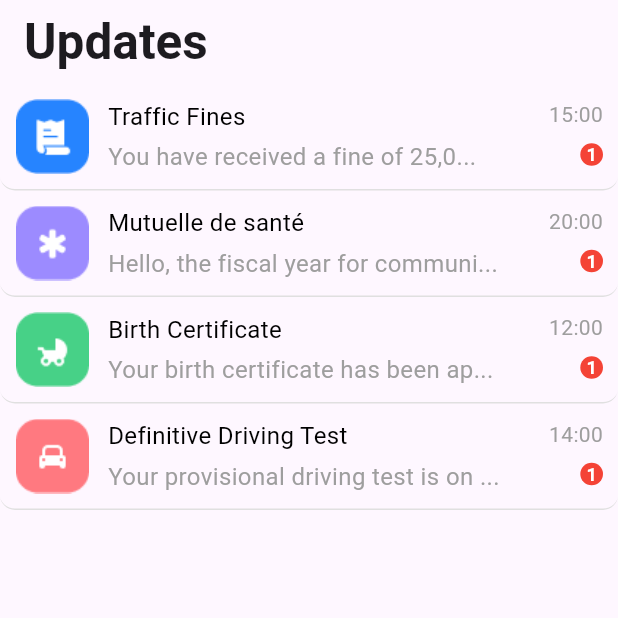
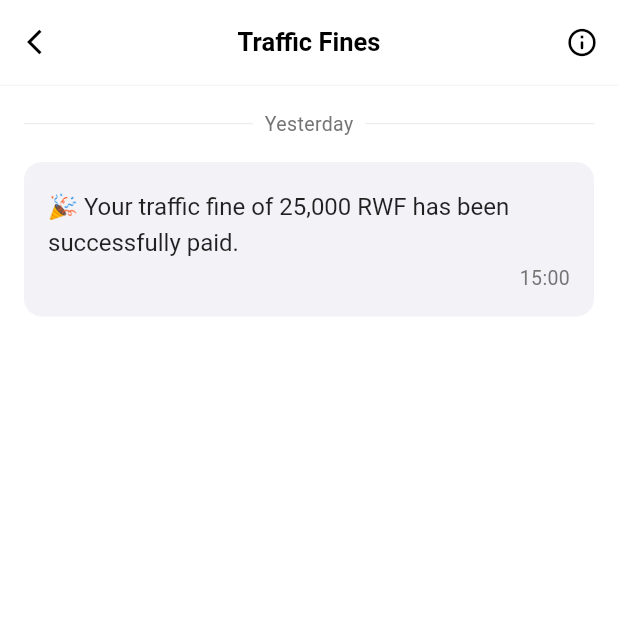
Before and after one commit to faid-terence/dynamic_form_builder_flutter, a Flutter app: the UpdatesPage screen opened directly, after a tap on "Traffic Fines", on a phone screen of 412 x 824 dp, the top half of it. Run offline on Flutter 3.47's test engine with Material 3 defaults, Android fonts, the light colour scheme and no system bars; our stand-ins replace font_awesome_flutter.

Commit message:
refactor: convert notification screen to reusable component
- Extract hardcoded values into configurable parameters
- Add emoji and info button callback support
- Implement component in updates page
- Maintain consistent styling and structure
- Improve code reusability and maintainability

This change allows the notification screen to be reused across
different notification types while keeping the UI consistent.

```diff
--- /dev/null
+++ b/lib/components/notification_render.dart
@@ -0,0 +1,145 @@
+import 'package:flutter/material.dart';
+
+class NotificationRender extends StatelessWidget {
+  final String title;
+  final String message;
+  final String time;
+  final String emoji;
+  final VoidCallback? onInfoPressed;
+
+  const NotificationRender({
+    super.key,
+    required this.title,
+    required this.message,
+    required this.time,
+    this.emoji = "🎉",
+    this.onInfoPressed,
+  });
+
+  @override
+  Widget build(BuildContext context) {
+    return Scaffold(
+      backgroundColor: Colors.white,
+      appBar: AppBar(
+        backgroundColor: Colors.white,
+        elevation: 0,
+        title: Text(
+          title,
+          style: const TextStyle(
+            fontSize: 17,
+            fontWeight: FontWeight.w600,
+            color: Colors.black,
+          ),
+        ),
+        centerTitle: true,
+        leading: IconButton(
+          icon: const Icon(Icons.arrow_back_ios, size: 20),
+          onPressed: () {
+            Navigator.pop(context);
+          },
+          color: Colors.black,
+        ),
+        actions: [
+          IconButton(
+            icon: const Icon(
+              Icons.info_outline_rounded,
+              size: 22,
+              color: Colors.black,
+            ),
+            onPressed: onInfoPressed,
+          ),
+        ],
+        bottom: PreferredSize(
+          preferredSize: const Size.fromHeight(1.0),
+          child: Container(
+            color: Colors.grey.shade200,
+            height: 0.5,
+          ),
+        ),
+      ),
+      body: Column(
+        children: [
+          const SizedBox(height: 16),
+          // Yesterday divider
+          Padding(
+            padding: const EdgeInsets.symmetric(horizontal: 16),
+            child: Row(
+              children: [
+                Expanded(
+                  child: Container(
+                    height: 0.5,
+                    color: Colors.grey.shade300,
+                  ),
+                ),
+                Padding(
+                  padding: const EdgeInsets.symmetric(horizontal: 8),
+                  child: Text(
+                    'Yesterday',
+                    style: TextStyle(
+                      color: Colors.grey.shade600,
+                      fontSize: 13,
+                      fontWeight: FontWeight.w400,
+                    ),
+                  ),
+                ),
+                Expanded(
+                  child: Container(
+                    height: 0.5,
+                    color: Colors.grey.shade300,
+                  ),
+                ),
+              ],
+            ),
+          ),
+          const SizedBox(height: 16),
+          // Message bubble
+          Padding(
+            padding: const EdgeInsets.symmetric(horizontal: 16),
+            child: Container(
+              width: double.infinity,
+              padding: const EdgeInsets.all(16),
+              decoration: BoxDecoration(
+                color: const Color(0xFFF2F2F7),
+                borderRadius: BorderRadius.circular(12),
+              ),
+              child: Column(
+                crossAxisAlignment: CrossAxisAlignment.start,
+                children: [
+                  RichText(
+                    text: TextSpan(
+                      children: [
+                        TextSpan(
+                          text: "$emoji ",
+                          style: const TextStyle(fontSize: 16),
+                        ),
+                        TextSpan(
+                          text: message,
+                          style: const TextStyle(
+                            color: Colors.black87,
+                            fontSize: 16,
+                            height: 1.47,
+                          ),
+                        ),
+                      ],
+                    ),
+                  ),
+                  const SizedBox(height: 4),
+                  Align(
+                    alignment: Alignment.bottomRight,
+                    child: Text(
+                      time,
+                      style: TextStyle(
+                        color: Colors.grey.shade600,
+                        fontSize: 13,
+                      ),
+                    ),
+                  ),
+                ],
+              ),
+            ),
+          ),
+        ],
+      ),
+    );
+  }
+}
--- a/lib/provider/updates_provider.dart
+++ b/lib/provider/updates_provider.dart
@@ -5,7 +5,8 @@ class UpdatesProvider extends ChangeNotifier {
   static List<Updates> updates = [
     Updates(
       title: "Traffic Fines",
-      description: "You have received a fine of 25,0...",
+      description:
+          "Your traffic fine of 25,000 RWF has been successfully paid.",
       imagePath: "assets/images/Icon.png",
       color: const Color.fromARGB(255, 255, 174, 0),
       time: "15:00",
@@ -13,7 +14,8 @@ class UpdatesProvider extends ChangeNotifier {
     ),
     Updates(
       title: "Mutuelle de santé",
-      description: "Hello, the fiscal year for communi...",
+      description:
+          "Hello, the fiscal year for community-based health insurance is now open. Secure Your Health—Pay on Time 🩺",
       imagePath: "assets/images/health.png",
       color: const Color.fromARGB(255, 85, 38, 93),
       time: "20:00",
@@ -21,7 +23,8 @@ class UpdatesProvider extends ChangeNotifier {
     ),
     Updates(
       title: "Birth Certificate",
-      description: "Your birth certificate has been ap...",
+      description:
+          "🎉 Your request for the birth certificate has been received, we will send it to you by tomorrow.",
       imagePath: "assets/images/birthcert.png",
       color: const Color.fromARGB(255, 255, 174, 0),
       time: "12:00",
@@ -29,7 +32,8 @@ class UpdatesProvider extends ChangeNotifier {
     ),
     Updates(
       title: "Definitive Driving Test",
-      description: "Your provisional driving test is on ...",
+      description:
+          "Your definitive driving test is on Tuesday, May 04.\n \nHere is your registration code:\n123456789034567",
       imagePath: "assets/images/drive.png",
       color: const Color.fromARGB(255, 255, 174, 0),
       time: "14:00",
--- a/lib/screens/updates_page.dart
+++ b/lib/screens/updates_page.dart
@@ -1,4 +1,5 @@
 import 'package:dynamic_form_generator/components/list_updates.dart';
+import 'package:dynamic_form_generator/components/notification_render.dart';
 import 'package:dynamic_form_generator/provider/updates_provider.dart';
 import 'package:flutter/material.dart';
 import 'package:provider/provider.dart';
@@ -30,7 +31,21 @@ class UpdatesPage extends StatelessWidget {
               imagePath: updates[index].imagePath,
               notificationCount: updates[index].notificationCount,
               onTap: () {
-                // Handle the tap action here, e.g., navigate to details
+                Navigator.push(
+                  context,
+                  MaterialPageRoute(
+                    builder: (context) => NotificationRender(
+                      title: updates[index].title,
+                      message: updates[index].description,
+                      time: updates[index].time,
+                      emoji: '🎉',
+                      onInfoPressed: () {
+                        // Handle info button press
+                        // You can add specific logic here if needed
+                      },
+                    ),
+                  ),
+                );
               },
             ),
           );
```
